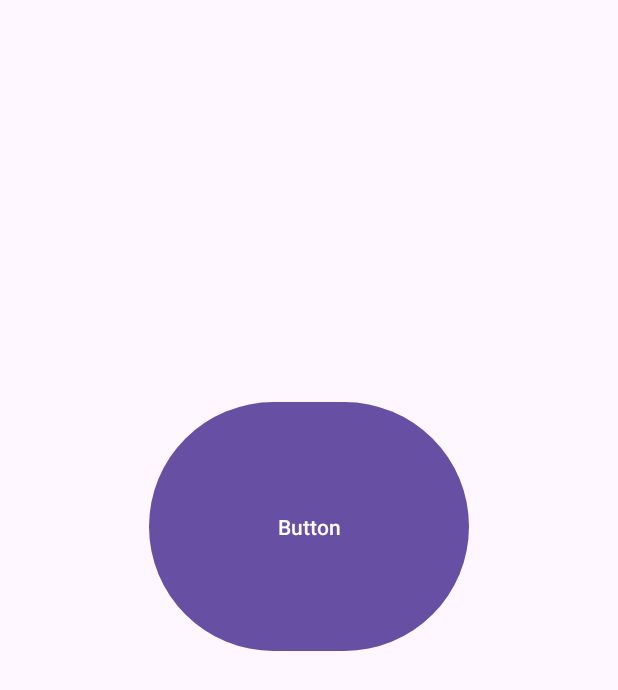
After one commit to PTFinalProject/solitude, an Android app: the testrun_1 screen opened directly, with no data from a screen before it, on a phone screen of 412 x 824 dp. The commit adds this screen. Shown: the top 690 px of the screen. Run offline under Robolectric (Android 15) with nearby library versions, the phone set to English and light mode, and no system bars.

Commit message:
Raymond 2 added

```diff
--- a/app/src/main/AndroidManifest.xml
+++ b/app/src/main/AndroidManifest.xml
@@ -13,6 +13,9 @@
         android:theme="@style/Theme.PlatTechFinalProject"
         tools:targetApi="31">
         <activity
+            android:name=".testrun_1"
+            android:exported="false" />
+        <activity
             android:name=".MainActivity"
             android:exported="true">
             <intent-filter>
--- /dev/null
+++ b/app/src/main/java/com/example/plattechfinalproject/testrun_1.java
@@ -0,0 +1,14 @@
+package com.example.plattechfinalproject;
+
+import androidx.appcompat.app.AppCompatActivity;
+
+import android.os.Bundle;
+
+public class testrun_1 extends AppCompatActivity {
+
+    @Override
+    protected void onCreate(Bundle savedInstanceState) {
+        super.onCreate(savedInstanceState);
+        setContentView(R.layout.activity_testrun1);
+    }
+}
--- /dev/null
+++ b/app/src/main/res/layout/activity_testrun1.xml
@@ -0,0 +1,18 @@
+<?xml version="1.0" encoding="utf-8"?>
+<androidx.constraintlayout.widget.ConstraintLayout xmlns:android="http://schemas.android.com/apk/res/android"
+    xmlns:app="http://schemas.android.com/apk/res-auto"
+    xmlns:tools="http://schemas.android.com/tools"
+    android:layout_width="match_parent"
+    android:layout_height="match_parent"
+    tools:context=".testrun_1">
+
+    <Button
+        android:id="@+id/button"
+        android:layout_width="213dp"
+        android:layout_height="174dp"
+        android:layout_marginTop="264dp"
+        android:text="Button"
+        app:layout_constraintEnd_toEndOf="parent"
+        app:layout_constraintStart_toStartOf="parent"
+        app:layout_constraintTop_toTopOf="parent" />
+</androidx.constraintlayout.widget.ConstraintLayout>
```
Also changed, not shown: app/src/main/res/values/strings.xml (line endings or trailing spaces), 1 other file.
